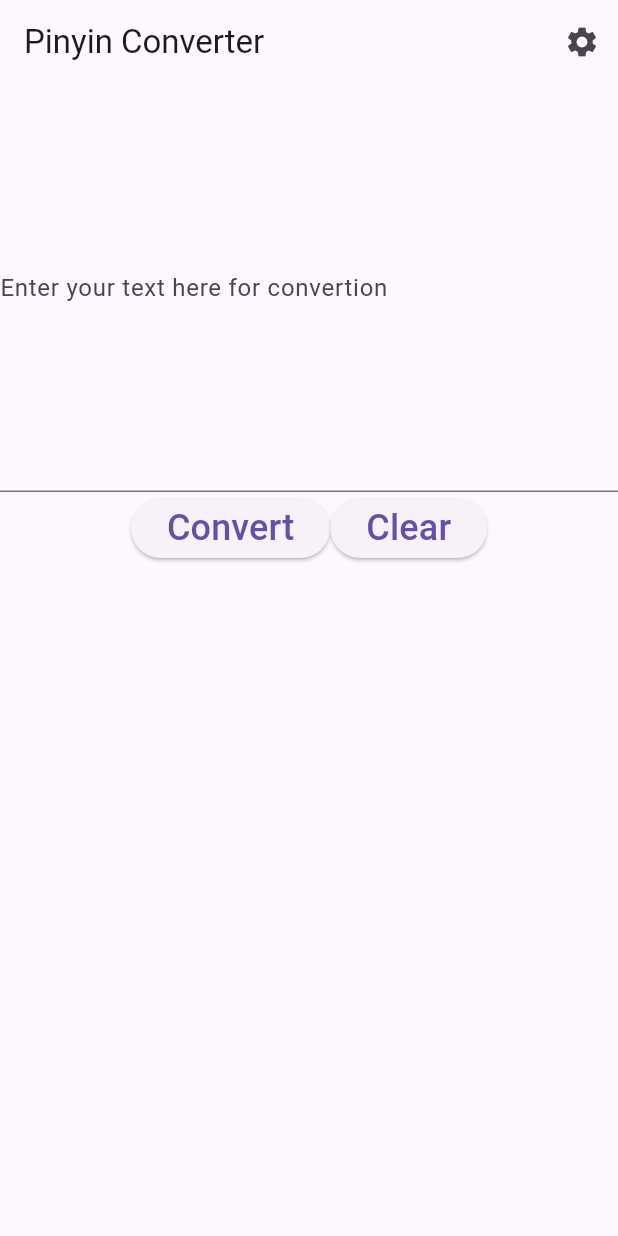
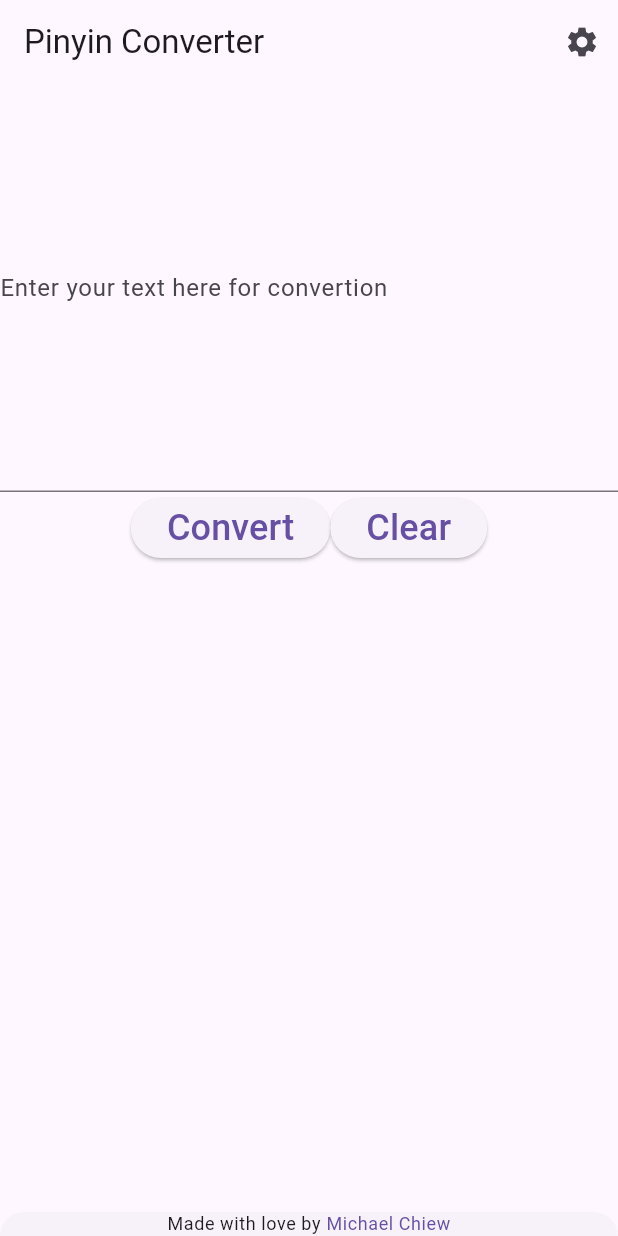
Before and after one commit to michaelchiew08/church-tool, a Flutter app: the screen it shows after launch, on a phone screen of 412 x 824 dp. Run offline on Flutter 3.47's test engine with Material 3 defaults, Android fonts, the light colour scheme and no system bars; our stand-ins replace flutter_hooks, flutter_riverpod, hooks_riverpod; missing offline and left inert: lpinyin; generated files the repository leaves out were written again.

Commit message:
Add bottom sheet

```diff
--- a/lib/features/pinyin_converter/pinyin_converter_screen.dart
+++ b/lib/features/pinyin_converter/pinyin_converter_screen.dart
@@ -1,10 +1,12 @@
 import 'package:church_tool/features/pinyin_converter/pinyin_converter.dart';
+import 'package:church_tool/features/pinyin_converter/pinyin_converter_notifier.dart';
 // import 'package:church_tool/features/sample_feature/sample_item_list_view.dart';
 import 'package:church_tool/settings/settings_view.dart';
 import 'package:flutter/material.dart';
 import 'package:flutter_hooks/flutter_hooks.dart';
 // import 'package:flutter_riverpod/flutter_riverpod.dart';
 import 'package:hooks_riverpod/hooks_riverpod.dart';
+import 'package:url_launcher/url_launcher.dart';
 
 class PinyinConverterScreen extends HookConsumerWidget {
   const PinyinConverterScreen({super.key});
@@ -81,6 +83,67 @@ class PinyinConverterScreen extends HookConsumerWidget {
           ],
         ),
       ),
+      bottomSheet: Row(
+        mainAxisAlignment: MainAxisAlignment.center,
+        children: [
+          Expanded(
+            child: RichText(
+              textAlign: TextAlign.center,
+              text: TextSpan(
+                text: 'Made with love by ',
+                style: Theme.of(context).textTheme.bodySmall,
+                children: const <InlineSpan>[
+                  WidgetSpan(
+                    alignment: PlaceholderAlignment.baseline,
+                    baseline: TextBaseline.alphabetic,
+                    child: LinkButton(
+                      urlLabel: 'Michael Chiew',
+                      url: 'https://github.com/michaelchiew08',
+                    ),
+                  ),
+                ],
+              ),
+            ),
+          ),
+        ],
+      ),
     );
   }
 }
+
+class LinkButton extends StatelessWidget {
+  const LinkButton({
+    required this.urlLabel,
+    required this.url,
+    super.key,
+  });
+
+  final String urlLabel;
+  final String url;
+
+  Future<void> _launchUrl(String url) async {
+    final uri = Uri.parse(url);
+
+    await launchUrl(uri);
+  }
+
+  @override
+  Widget build(BuildContext context) {
+    return TextButton(
+      style: TextButton.styleFrom(
+        padding: EdgeInsets.zero,
+        shape: RoundedRectangleBorder(
+          borderRadius: BorderRadius.circular(0),
+        ),
+        tapTargetSize: MaterialTapTargetSize.shrinkWrap,
+        visualDensity: VisualDensity.compact,
+        minimumSize: Size.zero,
+        textStyle: Theme.of(context).textTheme.bodySmall,
+      ),
+      onPressed: () {
+        _launchUrl(url);
+      },
+      child: Text(urlLabel),
+    );
+  }
+}
--- a/pubspec.yaml
+++ b/pubspec.yaml
@@ -21,6 +21,7 @@ dependencies:
   lpinyin: ^2.0.3
   meta_seo: ^3.0.9
   shadcn_ui: ^0.4.7
+  url_launcher: ^6.2.6
   xml: ^6.5.0
 
 dev_dependencies:
```
Also changed, not shown: pubspec.lock, 11 other files.
